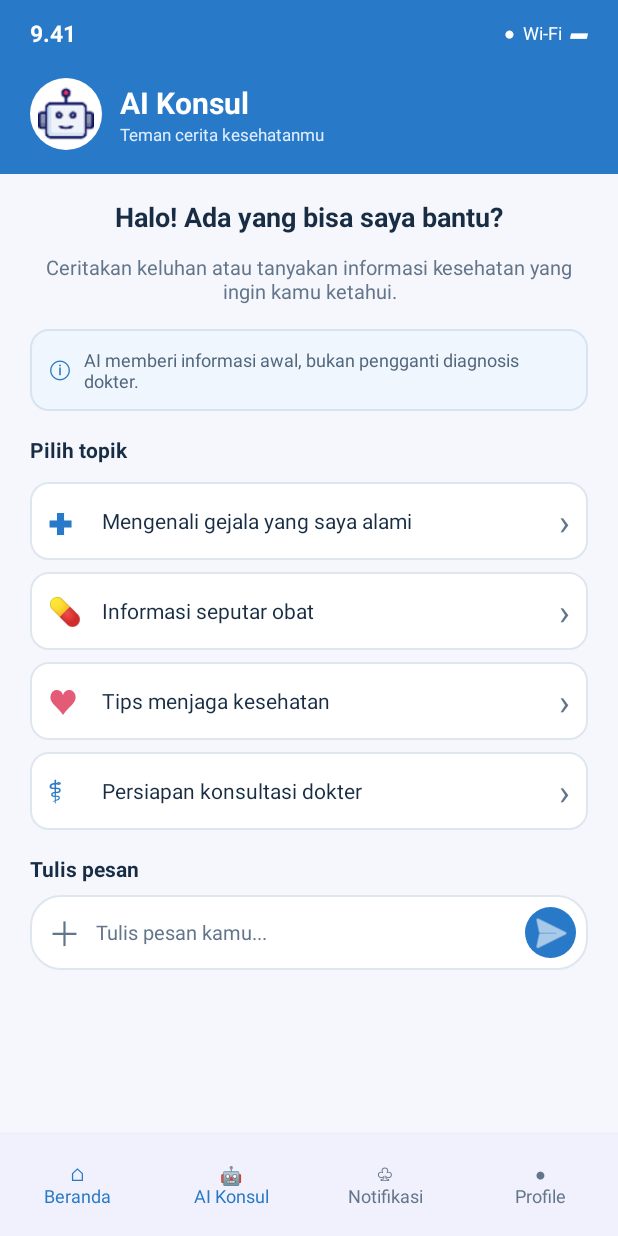
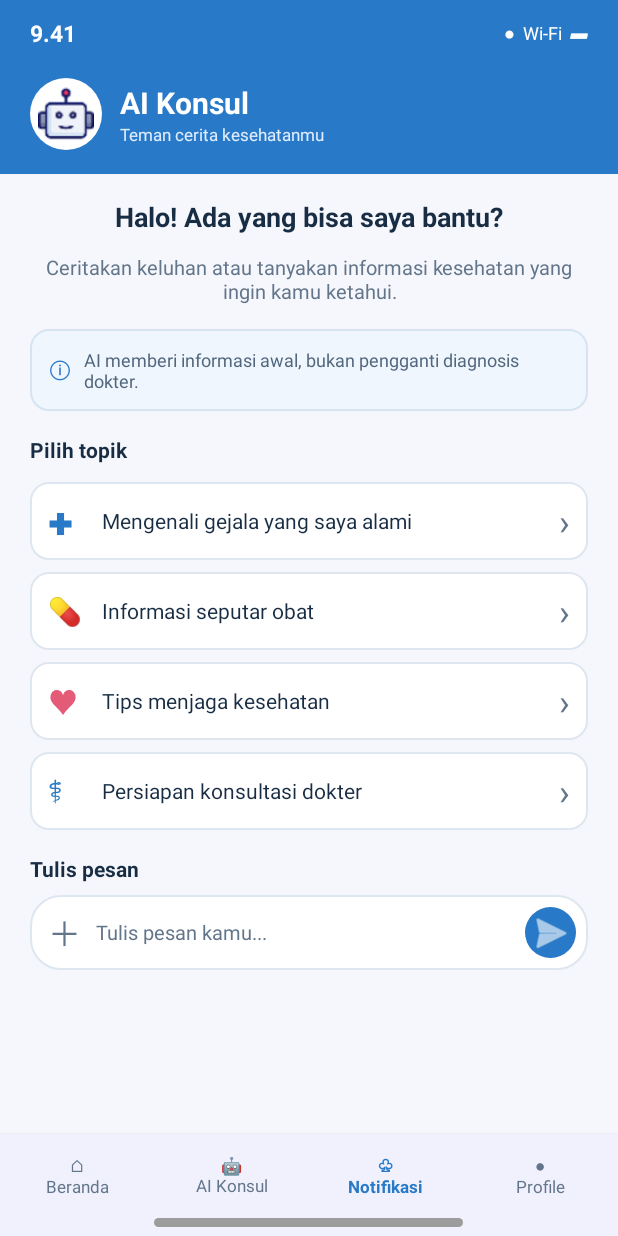
Before and after one commit to AhmadRifai19/Project-Halo-Sehat, an Android app: the AiKonsulActivity screen opened directly, with no data from a screen before it, on a phone screen of 412 x 824 dp. Run offline under Robolectric (Android 15) with nearby library versions, the phone set to English and light mode, and no system bars.

Commit message:
feat: membenarkan kode bagian Hayyu, menambahkan yang kurang, dan menghubungkan navigasi bawah
- Buat BerandaActivity dan daftarkan di AndroidManifest
- Perbaiki referensi drawable kalender pada activity_beranda.xml agar build berhasil
- Ubah tujuan intent setelah login dari MainActivity ke BerandaActivity
- Tambahkan bottom navigation pada activity_beranda, activity_ai_konsul, activity_notifikasi, dan activity_notifikasi_semua
- Hubungkan navigasi klik bolak-balik antara Beranda, AI Konsul, dan Notifikasi

```diff
--- a/app/src/main/AndroidManifest.xml
+++ b/app/src/main/AndroidManifest.xml
@@ -59,6 +59,10 @@
             android:exported="false" />
 
         <activity
+            android:name=".BerandaActivity"
+            android:exported="false" />
+
+        <activity
             android:name=".AiKonsulActivity"
             android:exported="false" />
 
--- a/app/src/main/java/com/example/appsdokter/AiKonsulActivity.kt
+++ b/app/src/main/java/com/example/appsdokter/AiKonsulActivity.kt
@@ -1,9 +1,10 @@
-
 package com.example.appsdokter
 
+import android.content.Intent
 import android.os.Bundle
 import android.widget.EditText
 import android.widget.ImageButton
+import android.widget.TextView
 import android.widget.Toast
 import androidx.appcompat.app.AppCompatActivity
 
@@ -35,5 +36,22 @@ class AiKonsulActivity : AppCompatActivity() {
                 ).show()
             }
         }
+
+        // --- TAMBAHAN NAVIGASI BAWAH ---
+        findViewById<TextView>(R.id.navBeranda).setOnClickListener {
+            val intent = Intent(this, BerandaActivity::class.java)
+            intent.flags = Intent.FLAG_ACTIVITY_CLEAR_TOP or Intent.FLAG_ACTIVITY_SINGLE_TOP
+            startActivity(intent)
+            finish()
+        }
+
+        findViewById<TextView>(R.id.navNotifikasi).setOnClickListener {
+            startActivity(Intent(this, NotifikasiActivity::class.java))
+            finish()
+        }
+
+        findViewById<TextView>(R.id.navProfile).setOnClickListener {
+            Toast.makeText(this, "Halaman Profile belum tersedia", Toast.LENGTH_SHORT).show()
+        }
     }
 }
--- a/app/src/main/java/com/example/appsdokter/LoginActivity.kt
+++ b/app/src/main/java/com/example/appsdokter/LoginActivity.kt
@@ -223,7 +223,7 @@ class LoginActivity : AppCompatActivity() {
     }
 
     private fun navigateToMain() {
-        val intent = Intent(this, MainActivity::class.java)
+        val intent = Intent(this, BerandaActivity::class.java)
         intent.flags = Intent.FLAG_ACTIVITY_NEW_TASK or Intent.FLAG_ACTIVITY_CLEAR_TASK
         startActivity(intent)
         overridePendingTransition(android.R.anim.fade_in, android.R.anim.fade_out)
--- a/app/src/main/res/layout/activity_ai_konsul.xml
+++ b/app/src/main/res/layout/activity_ai_konsul.xml
@@ -1,5 +1,6 @@
 <?xml version="1.0" encoding="utf-8"?>
 <LinearLayout xmlns:android="http://schemas.android.com/apk/res/android"
+    xmlns:app="http://schemas.android.com/apk/res-auto"
     android:layout_width="match_parent"
     android:layout_height="match_parent"
     android:orientation="vertical"
@@ -342,7 +343,7 @@
                     android:layout_height="34dp"
                     android:background="@drawable/bg_ai_send"
                     android:src="@android:drawable/ic_menu_send"
-                    android:tint="#FFFFFF"
+                    app:tint="#FFFFFF"
                     android:contentDescription="Kirim pesan" />
             </LinearLayout>
 
@@ -353,46 +354,64 @@
     <LinearLayout
         android:layout_width="match_parent"
         android:layout_height="68dp"
-        android:orientation="horizontal"
-        android:gravity="center"
+        android:orientation="vertical"
         android:background="#F0F1FD"
         android:elevation="4dp">
 
+        <LinearLayout
+            android:layout_width="match_parent"
+            android:layout_height="56dp"
+            android:orientation="horizontal"
+            android:gravity="center"
+            android:weightSum="4">
+
             <TextView
+                android:id="@+id/navBeranda"
                 android:layout_width="0dp"
                 android:layout_height="match_parent"
                 android:layout_weight="1"
                 android:gravity="center"
                 android:text="⌂\nBeranda"
-            android:textColor="#2879C7"
-            android:textSize="12sp" />
+                android:textColor="#63758A"
+                android:textSize="11sp" />
 
             <TextView
+                android:id="@+id/navAiKonsul"
                 android:layout_width="0dp"
                 android:layout_height="match_parent"
                 android:layout_weight="1"
                 android:gravity="center"
                 android:text="🤖\nAI Konsul"
-            android:textColor="#2879C7"
-            android:textSize="12sp" />
+                android:textColor="#63758A"
+                android:textSize="11sp" />
 
             <TextView
+                android:id="@+id/navNotifikasi"
                 android:layout_width="0dp"
                 android:layout_height="match_parent"
                 android:layout_weight="1"
                 android:gravity="center"
                 android:text="♧\nNotifikasi"
-            android:textColor="#63758A"
-            android:textSize="12sp" />
+                android:textColor="#2879C7"
+                android:textStyle="bold"
+                android:textSize="11sp" />
 
             <TextView
+                android:id="@+id/navProfile"
                 android:layout_width="0dp"
                 android:layout_height="match_parent"
                 android:layout_weight="1"
                 android:gravity="center"
                 android:text="●\nProfile"
                 android:textColor="#63758A"
-            android:textSize="12sp" />
+                android:textSize="11sp" />
+        </LinearLayout>
+
+        <View
+            android:layout_width="206dp"
+            android:layout_height="6dp"
+            android:layout_gravity="center"
+            android:background="@drawable/bg_notif_home_indicator" />
     </LinearLayout>
 
 </LinearLayout>
```
Also changed, not shown: app/src/main/java/com/example/appsdokter/BerandaActivity.kt (added, +26 -0 lines), app/src/main/java/com/example/appsdokter/NotifikasiActivity.kt (+20 -2 lines), app/src/main/java/com/example/appsdokter/NotifikasiSemuaActivity.kt (+20 -0 lines), app/src/main/res/layout/activity_beranda.xml (+66 -1 lines), app/src/main/res/layout/activity_notifikasi.xml (+6 -2 lines), app/src/main/res/layout/activity_notifikasi_semua.xml (+9 -3 lines). Lines whose indentation alone changed are shown as unchanged.
